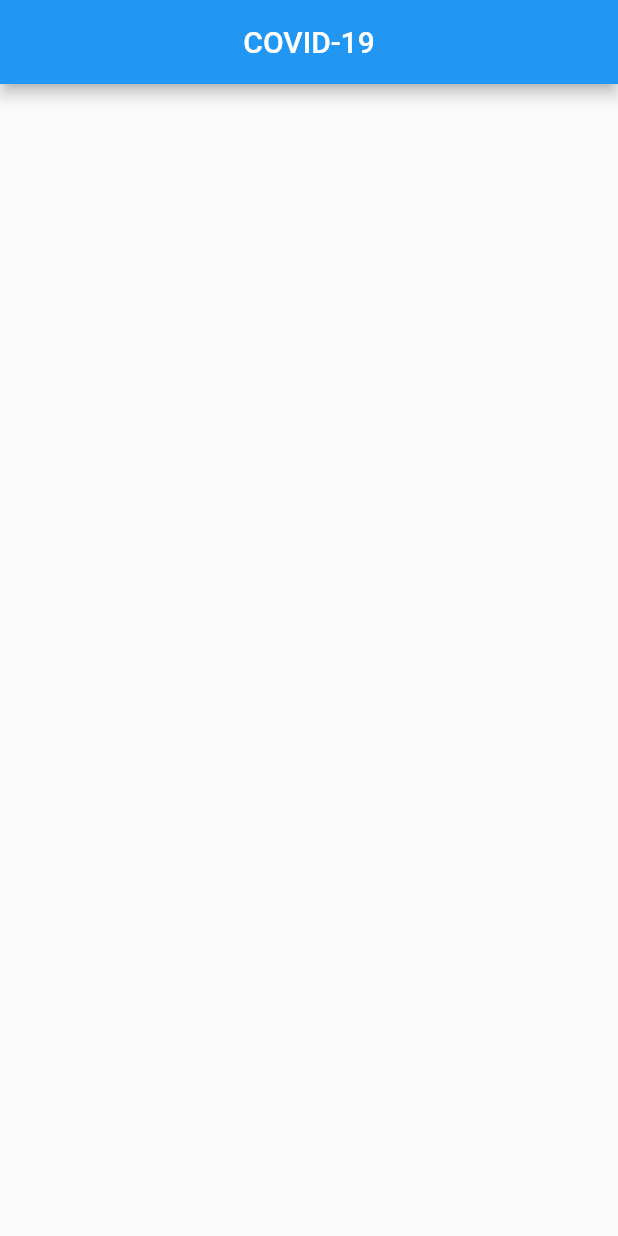
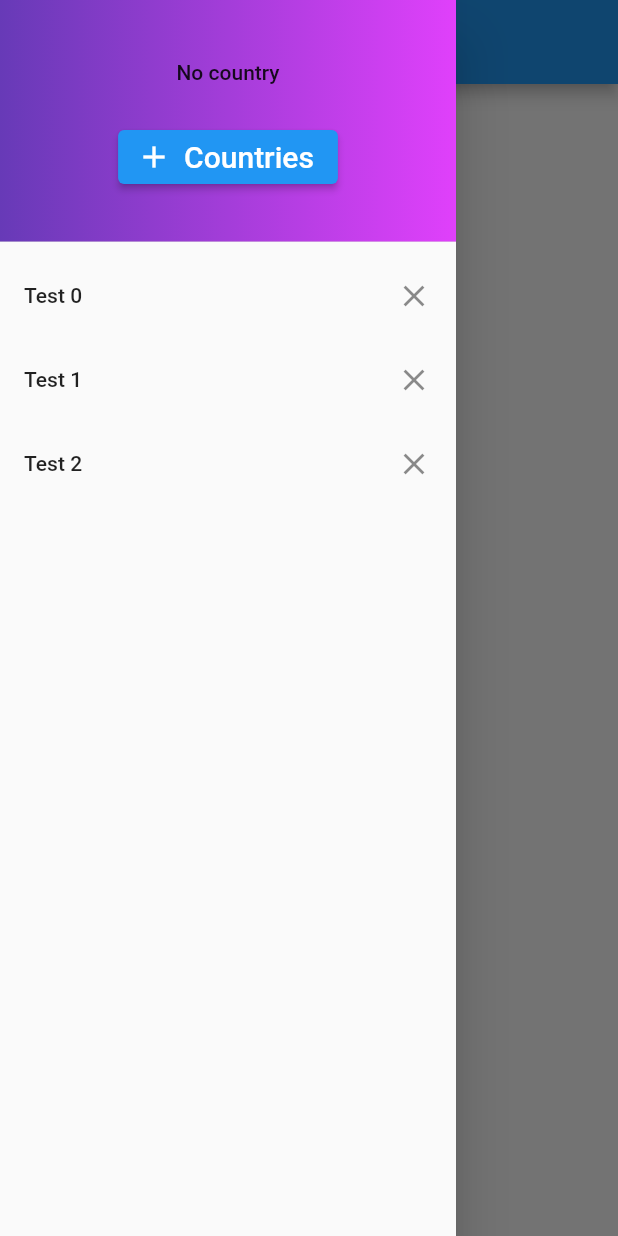
Before and after one commit to YannMancel/covid_app, a Flutter app: the screen it shows after launch, with the side drawer open (before the commit the screen has no drawer), on a phone screen of 412 x 824 dp. Run offline on Flutter 3.47's test engine with Material 2 defaults, Android fonts, the phone set to English and light mode, and no system bars; network calls fail.

Commit message:
Add Drawer into home_page.dart

```diff
--- /dev/null
+++ b/lib/ui_layer/countries_dialog.dart
@@ -0,0 +1,56 @@
+import 'package:covid_app/data_layer/country.dart';
+import 'package:flutter/material.dart';
+
+typedef Action = void Function(List<Country> countries);
+
+/// A [StatelessWidget] subclass.
+class CountriesDialog extends StatelessWidget {
+
+  // FIELDS --------------------------------------------------------------------
+
+  final List<Country> countries;
+  final Action actionOnClick;
+
+  // CONSTRUCTORS --------------------------------------------------------------
+
+  CountriesDialog({@required this.countries, @required this.actionOnClick});
+
+  // METHODS -------------------------------------------------------------------
+
+  // -- StatelessWidget --
+
+  @override
+  Widget build(BuildContext context) {
+    return SimpleDialog(
+        title: Text('Countries', textAlign: TextAlign.center),
+        contentPadding: EdgeInsets.all(16.0),
+        children: [
+          // TextField(
+          //     keyboardType: TextInputType.text,
+          //     decoration: InputDecoration(labelText: (widget.mode == Mode.INSERT)
+          //         ? 'New category' : widget.oldCategory.title),
+          //     onChanged: (name) => _newTitle = name),
+          SizedBox(height: 16.0),
+          _getListViewForCountries(),
+          SizedBox(height: 16.0),
+          ElevatedButton(
+              child: Text('Add countries'),
+              onPressed: null)
+        ]);
+  }
+
+  // -- UI --
+
+  Widget _getListViewForCountries() {
+    return Container(
+        width: 350.0,
+        height: 250,
+        child: ListView.builder(
+            shrinkWrap: true,
+            itemCount: countries.length,
+            itemBuilder: (_, index) =>
+              ListTile(
+                  title: Text(countries[index].name),
+                  leading: Icon(Icons.close))));
+  }
+}
--- a/lib/ui_layer/home_page.dart
+++ b/lib/ui_layer/home_page.dart
@@ -1,4 +1,7 @@
+import 'package:covid_app/bloc_layer/covid_data_bloc.dart';
+import 'package:covid_app/data_layer/country.dart';
 import 'package:flutter/material.dart';
+import 'package:provider/provider.dart';
 
 /// A [StatefulWidget] subclass.
 class HomePage extends StatefulWidget {
@@ -21,7 +24,72 @@ class _HomePageState extends State<HomePage> {
   Widget build(BuildContext context) {
     return Scaffold(
       appBar: AppBar(title: Text(widget.title), centerTitle: true),
+      drawer: _getDrawer(),
       body: SingleChildScrollView(
         child: Container()));
   }
+
+  // -- UI --
+
+  Widget _getDrawer() {
+    return Drawer(
+        child: ListView(padding: EdgeInsets.zero, children: [
+          DrawerHeader(
+              decoration: const BoxDecoration(
+                  gradient: const LinearGradient(
+                      colors: [Colors.deepPurple, Colors.purpleAccent])),
+              child: Column(
+                mainAxisAlignment: MainAxisAlignment.spaceEvenly,
+                children: [
+                  _getCountryNumber(),
+                  ElevatedButton.icon(
+                    icon: Icon(Icons.add),
+                    onPressed: _showAddDialog,
+                    label: const Text('Countries', style: TextStyle(
+                      color: Colors.white, fontSize: 20.0)))
+                ])),
+          _getCountriesFromSharedPreferences()
+        ]));
+  }
+
+  Widget _getCountryNumber() {
+    return Consumer<CovidDataBLoC>(builder: (_, bloc, __) =>
+        StreamBuilder<List<Country>>(
+            stream: bloc.countriesStream,
+            initialData: bloc.countries,
+            builder: (context, snapshot) {
+              if (snapshot.hasData) {
+                return Text(
+                    '${snapshot.data.length} available countries',
+                    style: TextStyle(color: Colors.white, fontSize: 20.0));
+              }
+              return const Text('No country');
+            })
+    );
+  }
+
+  // -- Dialog --
+
+  Future<void> _showAddDialog() async {
+  //   return showDialog<void>(
+  //       context: context,
+  //       builder: (_) => CountriesDialog(
+  //           countries: Provider.of<CovidDataBLoC>(context).countries.take(5).toList(),
+  //           actionOnClick: null));
+  }
+
+  // -- Country --
+
+  Widget _getCountriesFromSharedPreferences() {
+      return Container(
+          height: double.maxFinite,
+          //child: SingleChildScrollView(
+              child: ListView.builder(
+                itemCount: 3,
+                itemBuilder: (_, index) =>
+                    ListTile(
+                        title: Text('Test $index'),
+                        trailing: Icon(Icons.close),
+                        onTap: () => Navigator.pop(context))));
+  }
 }
```
